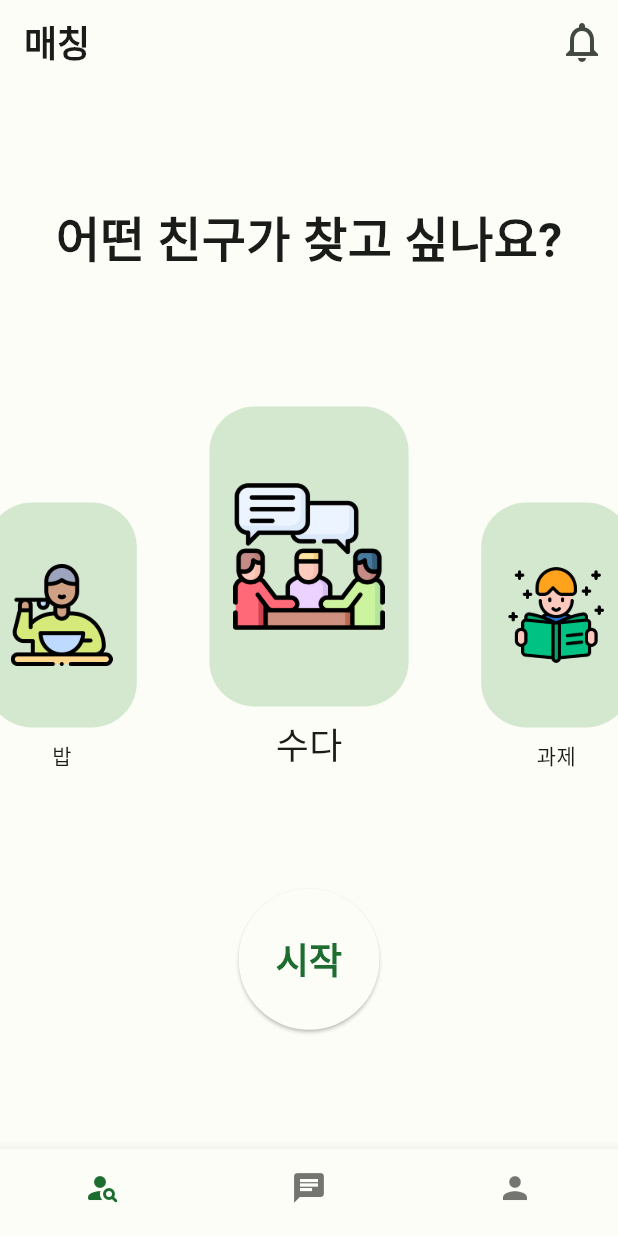
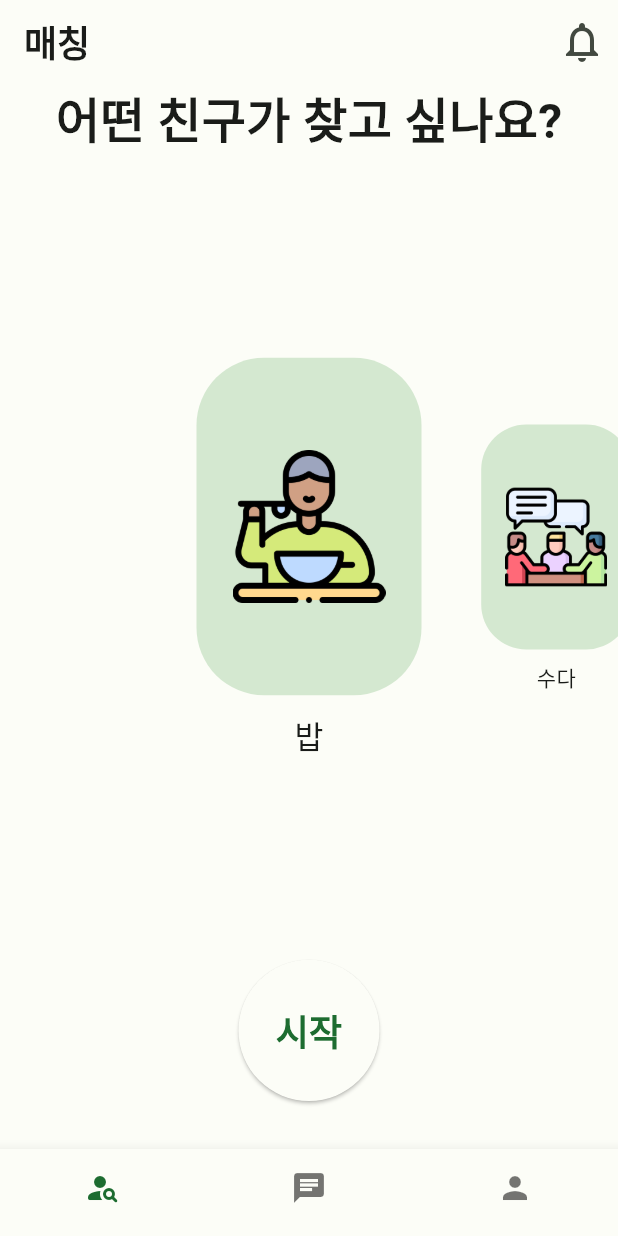
Before and after one commit to tjdwns5063/match_42, a Flutter app: the screen it shows after launch, after a tap on "시작", on a phone screen of 412 x 824 dp. Run offline on Flutter 3.47's test engine with Material 2 defaults, Android fonts, the phone set to English and light mode, and no system bars.

Commit message:
Feat: 페이지뷰 이동시 Scale 애니메이션 추가
- Scale 애니메이션 추가.
- InfiniteScroll 로직 수정.

```diff
--- a/lib/match_page.dart
+++ b/lib/match_page.dart
@@ -16,9 +16,22 @@
     '밥',
     '수다',
     '과제',
+    '밥',
+    '수다',
+    '과제',
   ];
 
-  final List<bool> selected = [false, false, false, false, true, false];
+  final List<bool> selected = [
+    false,
+    false,
+    false,
+    false,
+    true,
+    false,
+    false,
+    false,
+    false
+  ];
   late PageController controller;
 
   @override
@@ -45,15 +58,15 @@
     }
   }
 
-  bool _isMoreItemPrevious() {
-    return controller.page!.toInt() >= labels.length - 1;
+  bool _isMoreItemNext() {
+    return controller.page!.toInt() >= labels.length - 2;
   }
 
-  bool _isMoreItemNext() {
-    return controller.page!.toInt() == 0;
+  bool _isMoreItemPrevious() {
+    return controller.page!.toInt() == 1;
   }
 
-  void _moreItemPrevious() {
+  void _moreItemNext() {
     setState(() {
       labels.addAll(const ['밥', '수다', '과제']);
       selected.addAll(const [false, false, false]);
@@ -62,12 +75,10 @@
         selected.removeAt(0);
       }
     });
-    controller.jumpToPage(2);
-    controller.nextPage(
-        duration: const Duration(milliseconds: 200), curve: Curves.linear);
+    controller.jumpToPage(4);
   }
 
-  void _moreItemNext() {
+  void _moreItemPrevious() {
     setState(() {
       labels.insertAll(0, const ['밥', '수다', '과제']);
       selected.insertAll(0, const [false, false, false]);
@@ -76,7 +87,7 @@
         selected.removeLast();
       }
     });
-    controller.jumpToPage(4);
+    controller.jumpToPage(5);
     controller.previousPage(
         duration: const Duration(milliseconds: 200), curve: Curves.linear);
   }
@@ -111,17 +122,18 @@
               style: TextStyle(fontSize: 32.0, fontWeight: FontWeight.w700),
             ),
           ),
-          SizedBox(
-              height: 250.0,
-              width: double.infinity,
+          Expanded(
             child: MatchPageView(
               controller: controller,
               labels: labels,
               selected: selected,
               onPageChanged: _onPageChanged,
               onPressed: _onPressed,
-              )),
-          ElevatedButton(
+            ),
+          ),
+          Padding(
+            padding: EdgeInsets.only(bottom: 32.0),
+            child: ElevatedButton(
               onPressed: () {},
               style: ElevatedButton.styleFrom(
                   shape: const CircleBorder(),
@@ -129,6 +141,7 @@
               child: const Text(
                 '시작',
                 style: TextStyle(fontSize: 24.0, fontWeight: FontWeight.w700),
+              ),
             ),
           )
         ],
@@ -179,10 +192,7 @@
       required this.label,
       required this.isSelect,
       required this.onPressed})
-      : height = isSelect ? 200.0 : 150.0,
-        width = isSelect ? 150.0 : 100.0,
-        labelSize = isSelect ? 24.0 : 14.0,
-        imagePath = switch (label) {
+      : imagePath = switch (label) {
           '밥' => 'assets/eat.png',
           '수다' => 'assets/talk.png',
           '과제' => 'assets/subject.png',
@@ -191,9 +201,6 @@
 
   final String label;
   final bool isSelect;
-  final double height;
-  final double width;
-  final double labelSize;
   final VoidCallback onPressed;
   final String imagePath;
 
@@ -201,14 +208,17 @@
   Widget build(BuildContext context) {
     ColorScheme colorScheme = Theme.of(context).colorScheme;
 
-    return GestureDetector(
+    return AnimatedScale(
+      scale: isSelect ? 1.5 : 1.0,
+      duration: const Duration(milliseconds: 200),
+      child: GestureDetector(
         onTap: onPressed,
         child: Column(
-        mainAxisAlignment: MainAxisAlignment.end,
+          mainAxisAlignment: MainAxisAlignment.center,
           children: [
             Container(
-            height: height,
-            width: width,
+              height: 150.0,
+              width: 100.0,
               margin: const EdgeInsets.fromLTRB(0, 0, 0, 8.0),
               padding: const EdgeInsets.all(16.0),
               decoration: BoxDecoration(
@@ -221,9 +231,10 @@
             ),
             Text(
               label,
-            style: TextStyle(fontSize: labelSize),
+              style: const TextStyle(fontSize: 14.0),
             ),
           ],
+        ),
       ),
     );
   }
```
Lines whose indentation alone changed are shown as unchanged.
